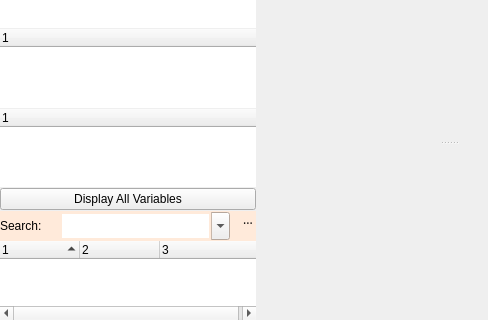
First picture: the form in src/ui/trigger_editor.ui, repository Mudlet/Mudlet, before the edit; both pictures show x 0 to 488 and y 368 to 688 of the 636 by 688 pixel window.
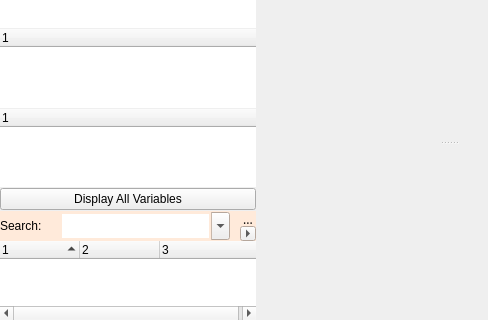
Second picture: the form after the edit. Icons and pictures are not drawn. Custom widgets are drawn as their Qt base class.

Commit message: Enhance: restore misfeature eliminated in Editor show/hide search results

```diff
--- a/src/ui/trigger_editor.ui
+++ b/src/ui/trigger_editor.ui
@@ -736,6 +736,22 @@
                    </property>
                   </widget>
                  </item>
+                 <item>
+                  <widget class="QToolButton" name="button_toggleSearchAreaResults">
+                   <property name="toolTip">
+                    <string>&lt;html&gt;&lt;head/&gt;&lt;body&gt;&lt;p&gt;Toggles the display of the search results area.&lt;/p&gt;&lt;/body&gt;&lt;/html&gt;</string>
+                   </property>
+                   <property name="text">
+                    <string>...</string>
+                   </property>
+                   <property name="checkable">
+                    <bool>true</bool>
+                   </property>
+                   <property name="arrowType">
+                    <enum>Qt::RightArrow</enum>
+                   </property>
+                  </widget>
+                 </item>
                  <item>
                   <spacer name="verticalSpacer_searchCloseButton">
                    <property name="orientation">
```
Left out of the diff: 3 changed lines with no effect on the pictures. The commit also changes 2 other files.
